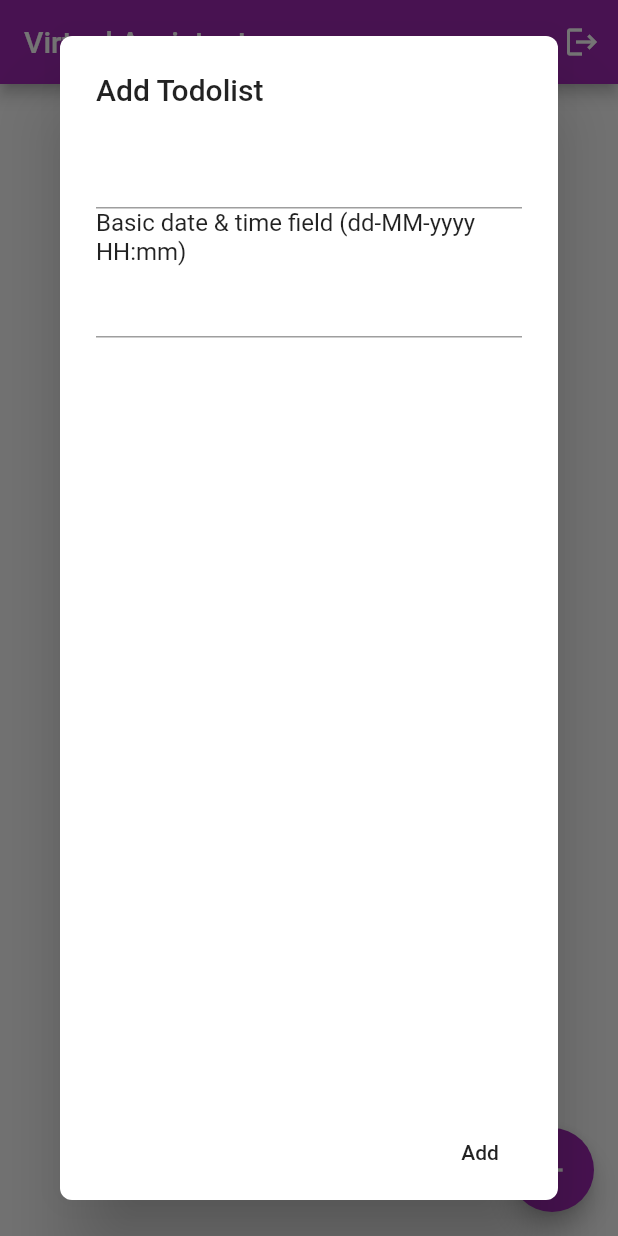
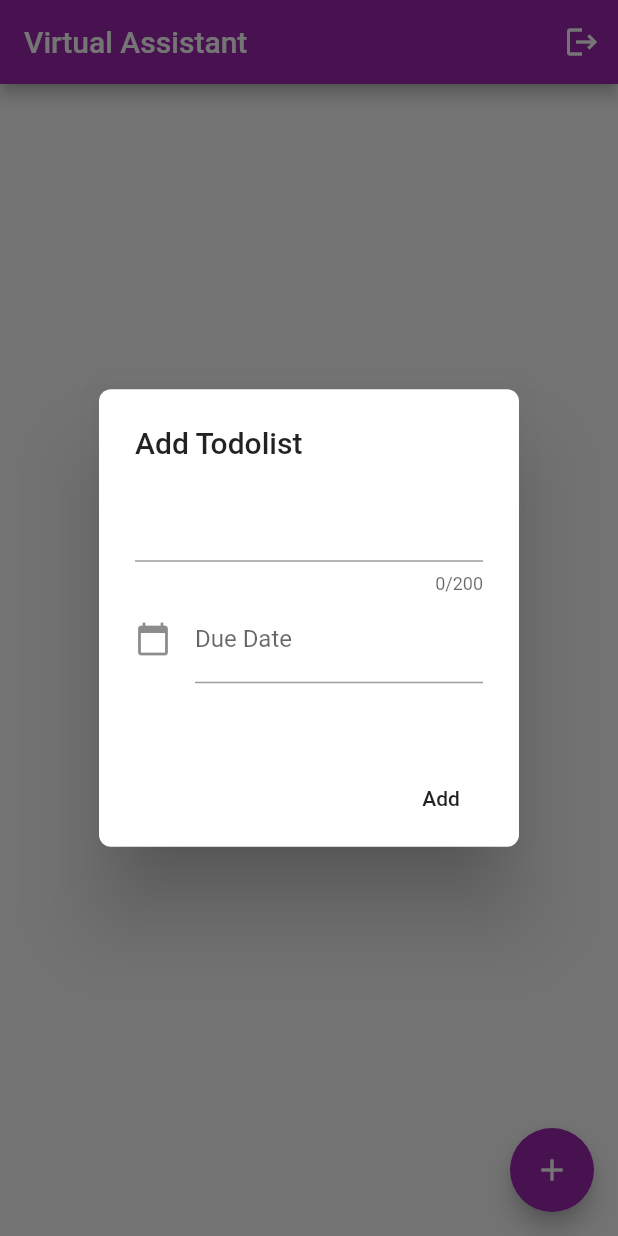
Before and after one commit to xlassix/virtual-Assistant, a Flutter app: the TodoScreen screen opened directly, after a tap on the "add" icon, on a phone screen of 412 x 824 dp. Run offline on Flutter 3.47's test engine with Material 2 defaults, Android fonts, the phone set to English and light mode, and no system bars; drawn by our look-alikes of datetime_picker_formfield; our stand-ins replace cloud_firestore, firebase_auth, firebase_core, form_field_validator, modal_progress_hud, shared_preferences; accounts and stored records are empty.

Commit message:
date fields

```diff
--- a/lib/screens/todo_screen.dart
+++ b/lib/screens/todo_screen.dart
@@ -100,15 +100,22 @@ class _TodoScreenState extends State<TodoScreen> {
                     borderRadius: BorderRadius.circular(8),
                   ),
                   title: Text("Add Todolist"),
-                  content: Column(
+                  content: SizedBox(
+                    height: 150,
+                    child: Column(
                       children: [
                         TextField(
+                          maxLength: 200,
                           onChanged: (String value) {
                             input = value;
                           },
                         ),
-                      Text('Basic date & time field (${format.pattern})'),
                         DateTimeField(
+                          decoration: const InputDecoration(
+                            icon: Icon(Icons.calendar_today),
+                            hintText: 'Due Date *',
+                            labelText: 'Due Date',
+                          ),
                           format: format,
                           onShowPicker: (context, currentValue) async {
                             final date = await showDatePicker(
@@ -130,12 +137,13 @@ class _TodoScreenState extends State<TodoScreen> {
                         ),
                       ],
                     ),
+                  ),
                   actions: <Widget>[
                     FlatButton(
                         onPressed: () {
                           _todo.createTodos(input);
+                          setState(() {});
                           Navigator.of(context).pop();
-                          setState(() {});
                         },
                         child: Text("Add"))
                   ],
```
Lines whose indentation alone changed are shown as unchanged.
